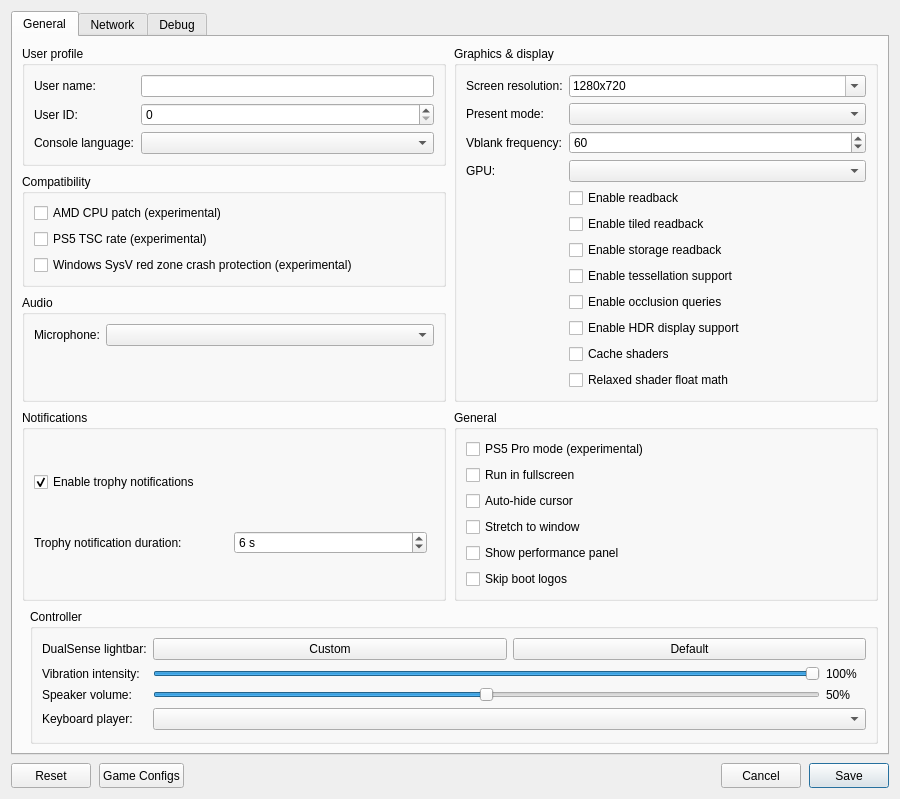
The window that src/launcher/forms/configuration_edit_dialog.ui (TheCruZ/KytyPS5-GTA) describes before a commit, drawn with Qt 5.
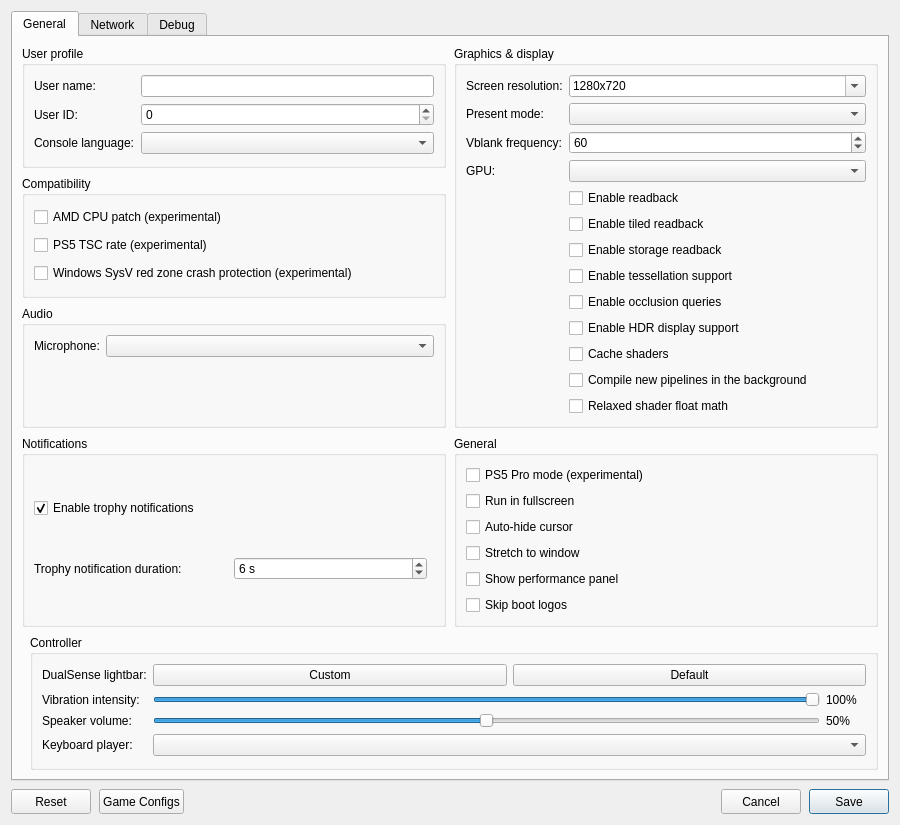
The same window after the commit. Custom widgets are drawn as their Qt base class.

Commit message: graphics: create new pipelines in the background and skip their draws

```diff
--- a/src/launcher/forms/configuration_edit_dialog.ui
+++ b/src/launcher/forms/configuration_edit_dialog.ui
@@ -204,6 +204,12 @@
              </widget>
             </item>
             <item row="12" column="1">
+             <widget class="QCheckBox" name="checkBox_async_pipelines">
+              <property name="toolTip"><string>Compile new pipelines in the background and skip the draws that need them meanwhile: an object may appear a moment late the first time it is seen, instead of the game stuttering.</string></property>
+              <property name="text"><string>Compile new pipelines in the background</string></property>
+             </widget>
+            </item>
+            <item row="13" column="1">
              <widget class="QCheckBox" name="checkBox_relaxed_shader_float">
               <property name="toolTip"><string>Use the host GPU's native float operations in shaders. Faster, but can be inaccurate.</string></property>
               <property name="text"><string>Relaxed shader float math</string></property>
```
The commit also changes 12 other files.
